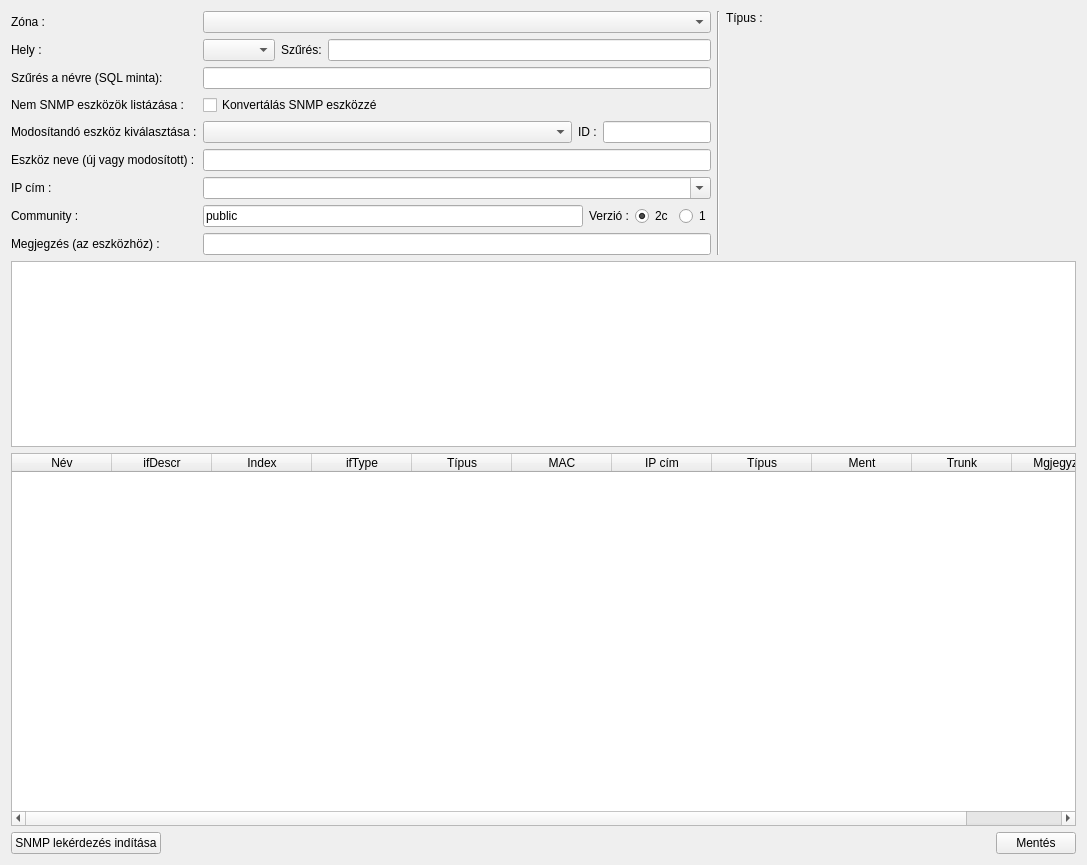
Old version of the form lv2g/snmpdevquery.ui in the repository csikfer/lanview2.
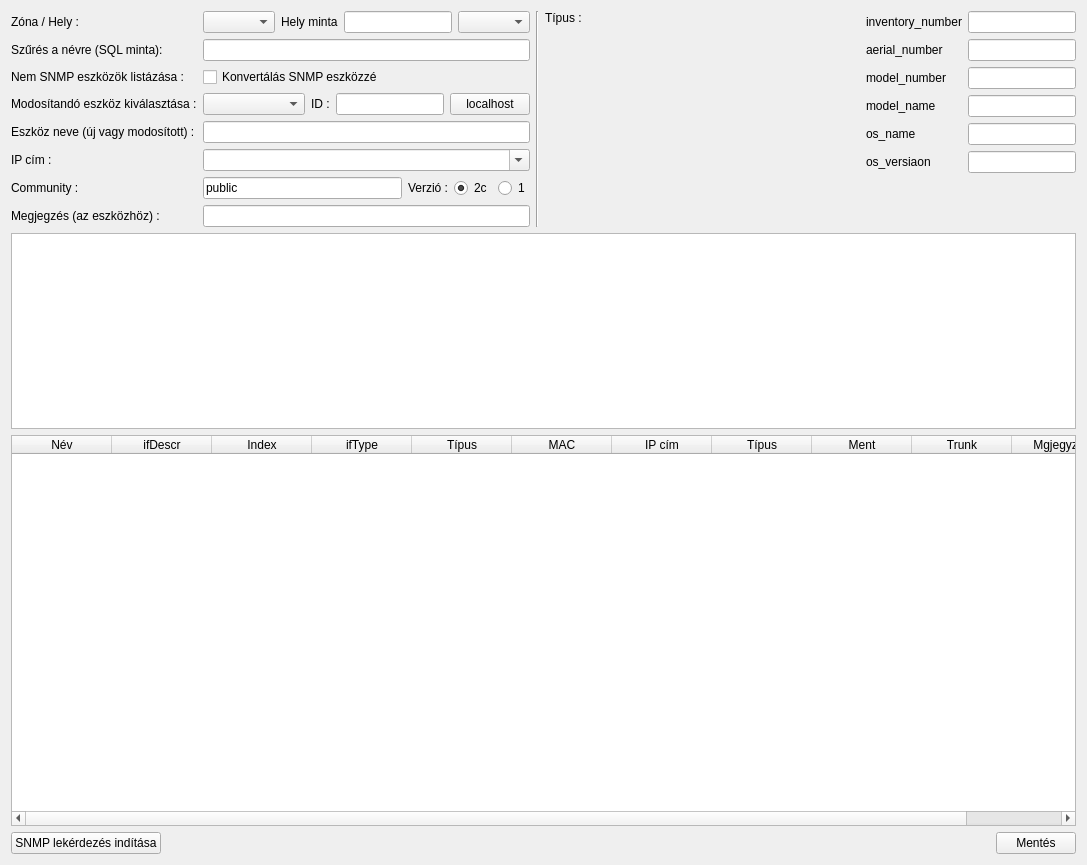
New version of the form.

Commit message: Hibajavítás. A workstation és snmpdevquery -ben egy 'localhost' nyomógomb... Lehetőség, egy alapbeállítások ini fájl használatára, ha nem volt setup. Egy dialog box lista választáshoz.

What changed in the file:
```diff
--- a/lv2g/snmpdevquery.ui
+++ b/lv2g/snmpdevquery.ui
@@ -15,76 +15,69 @@
   </property>
   <layout class="QVBoxLayout" name="verticalLayout_2" stretch="0,1,2,0">
    <item>
-    <layout class="QHBoxLayout" name="horizontalLayout_2" stretch="2,0,1">
+    <layout class="QHBoxLayout" name="horizontalLayout_2" stretch="0,0,1,0">
      <item>
       <layout class="QFormLayout" name="formLayout">
-       <item row="0" column="0">
-        <widget class="QLabel" name="labelZone">
-         <property name="text">
-          <string>Zóna :</string>
-         </property>
-        </widget>
-       </item>
-       <item row="0" column="1">
-        <widget class="QComboBox" name="comboBoxZone"/>
-       </item>
-       <item row="2" column="0">
+       <item row="1" column="0">
         <widget class="QLabel" name="labelPlace">
          <property name="text">
-          <string>Hely :</string>
+          <string>Zóna / Hely :</string>
          </property>
         </widget>
        </item>
-       <item row="2" column="1">
+       <item row="1" column="1">
         <layout class="QHBoxLayout" name="horizontalLayout_5">
          <item>
-          <widget class="QComboBox" name="comboBoxPlace"/>
+          <widget class="QComboBox" name="comboBoxZone"/>
          </item>
          <item>
           <widget class="QLabel" name="label_2">
            <property name="text">
-            <string>Szűrés:</string>
+            <string>Hely minta</string>
            </property>
           </widget>
          </item>
          <item>
           <widget class="QLineEdit" name="lineEditPatPlace"/>
          </item>
+         <item>
+          <widget class="QComboBox" name="comboBoxPlace"/>
+         </item>
         </layout>
        </item>
-       <item row="3" column="0">
+       <item row="2" column="0">
         <widget class="QLabel" name="labelPatName">
          <property name="text">
           <string>Szűrés a névre (SQL minta):</string>
          </property>
         </widget>
        </item>
-       <item row="3" column="1">
+       <item row="2" column="1">
         <widget class="QLineEdit" name="lineEditPatName"/>
        </item>
-       <item row="4" column="0">
+       <item row="3" column="0">
         <widget class="QLabel" name="labelToSnmp">
          <property name="text">
           <string>Nem SNMP eszközök listázása :</string>
          </property>
         </widget>
        </item>
-       <item row="4" column="1">
+       <item row="3" column="1">
         <widget class="QCheckBox" name="checkBoxToSnmp">
          <property name="text">
           <string>Konvertálás SNMP eszközzé</string>
          </property>
         </widget>
        </item>
-       <item row="5" column="0">
+       <item row="4" column="0">
         <widget class="QLabel" name="labelNode">
          <property name="text">
           <string>Modosítandó eszköz kiválasztása :</string>
          </property>
         </widget>
        </item>
-       <item row="5" column="1">
-        <layout class="QHBoxLayout" name="horizontalLayout_4" stretch="1,0,0">
+       <item row="4" column="1">
+        <layout class="QHBoxLayout" name="horizontalLayout_4" stretch="1,0,0,0">
          <item>
           <widget class="QComboBox" name="comboBoxNode"/>
          </item>
@@ -111,33 +104,47 @@
            </property>
           </widget>
          </item>
+         <item>
+          <widget class="QPushButton" name="pushButtonLocalhost">
+           <property name="text">
+            <string>localhost</string>
+           </property>
+          </widget>
+         </item>
         </layout>
        </item>
-       <item row="6" column="0">
+       <item row="5" column="0">
         <widget class="QLabel" name="labelName">
          <property name="text">
           <string>Eszköz neve (új vagy modosított) :</string>
          </property>
         </widget>
        </item>
-       <item row="6" column="1">
+       <item row="5" column="1">
         <widget class="QLineEdit" name="lineEditName"/>
        </item>
-       <item row="7" column="0">
+       <item row="6" column="0">
         <widget class="QLabel" name="labelIP">
          <property name="text">
           <string>IP cím :</string>
          </property>
         </widget>
        </item>
-       <item row="7" column="1">
+       <item row="6" column="1">
         <widget class="QComboBox" name="comboBoxIp">
          <property name="editable">
           <bool>true</bool>
          </property>
         </widget>
        </item>
-       <item row="9" column="1">
+       <item row="8" column="0">
+        <widget class="QLabel" name="labelCom">
+         <property name="text">
+          <string>Community :</string>
+         </property>
+        </widget>
+       </item>
+       <item row="8" column="1">
         <layout class="QHBoxLayout" name="horizontalLayout_3">
          <item>
           <widget class="QLineEdit" name="lineEditCom">
@@ -178,23 +185,16 @@
          </item>
         </layout>
        </item>
-       <item row="10" column="0">
+       <item row="9" column="0">
         <widget class="QLabel" name="labelNote">
          <property name="text">
           <string>Megjegzés (az eszközhöz) :</string>
          </property>
         </widget>
        </item>
-       <item row="10" column="1">
+       <item row="9" column="1">
         <widget class="QLineEdit" name="lineEditNote"/>
        </item>
-       <item row="9" column="0">
-        <widget class="QLabel" name="labelCom">
-         <property name="text">
-          <string>Community :</string>
-         </property>
-        </widget>
-       </item>
       </layout>
      </item>
      <item>
@@ -218,6 +218,76 @@
        </item>
       </layout>
      </item>
+     <item>
+      <layout class="QFormLayout" name="formLayout_2">
+       <property name="leftMargin">
+        <number>0</number>
+       </property>
+       <property name="rightMargin">
+        <number>0</number>
+       </property>
+       <item row="0" column="1">
+        <widget class="QLineEdit" name="lineEditInventory"/>
+       </item>
+       <item row="1" column="1">
+        <widget class="QLineEdit" name="lineEditSerial"/>
+       </item>
+       <item row="2" column="1">
+        <widget class="QLineEdit" name="lineEditModelNumber"/>
+       </item>
+       <item row="3" column="1">
+        <widget class="QLineEdit" name="lineEditModelName"/>
+       </item>
+       <item row="3" column="0">
+        <widget class="QLabel" name="labelModelName">
+         <property name="text">
+          <string>model_name</string>
+         </property>
+        </widget>
+       </item>
+       <item row="2" column="0">
+        <widget class="QLabel" name="labelModelNumber">
+         <property name="text">
+          <string>model_number</string>
+         </property>
+        </widget>
+       </item>
+       <item row="1" column="0">
+        <widget class="QLabel" name="labelSerial">
+         <property name="text">
+          <string>aerial_number</string>
+         </property>
+        </widget>
+       </item>
+       <item row="0" column="0">
+        <widget class="QLabel" name="labelInventory">
+         <property name="text">
+          <string>inventory_number</string>
+         </property>
+        </widget>
+       </item>
+       <item row="4" column="0">
+        <widget class="QLabel" name="labelOsName">
+         <property name="text">
+          <string>os_name</string>
+         </property>
+        </widget>
+       </item>
+       <item row="5" column="0">
+        <widget class="QLabel" name="labelOsVersion">
+         <property name="text">
+          <string>os_versiaon</string>
+         </property>
+        </widget>
+       </item>
+       <item row="4" column="1">
+        <widget class="QLineEdit" name="lineEditOsName"/>
+       </item>
+       <item row="5" column="1">
+        <widget class="QLineEdit" name="lineEditOsVersion"/>
+       </item>
+      </layout>
+     </item>
     </layout>
    </item>
    <item>
```
The commit also changes 17 other files.
